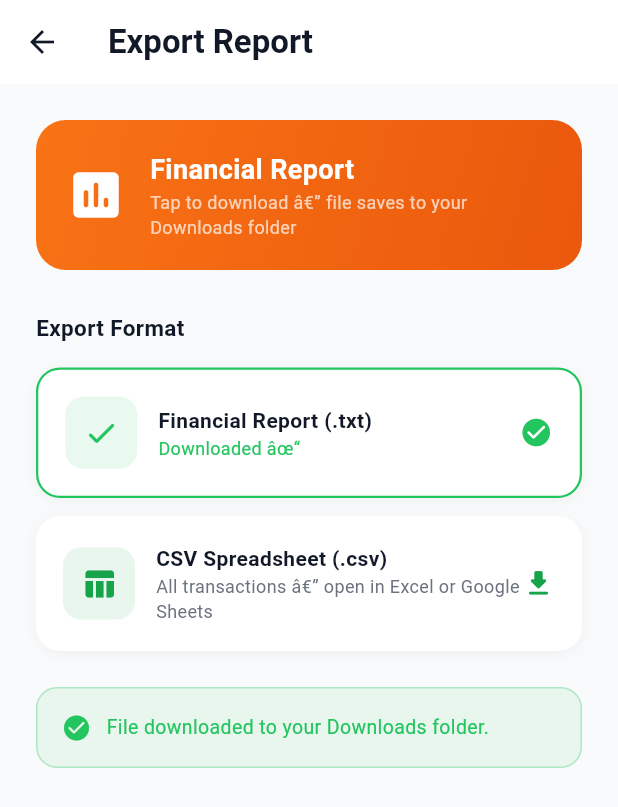
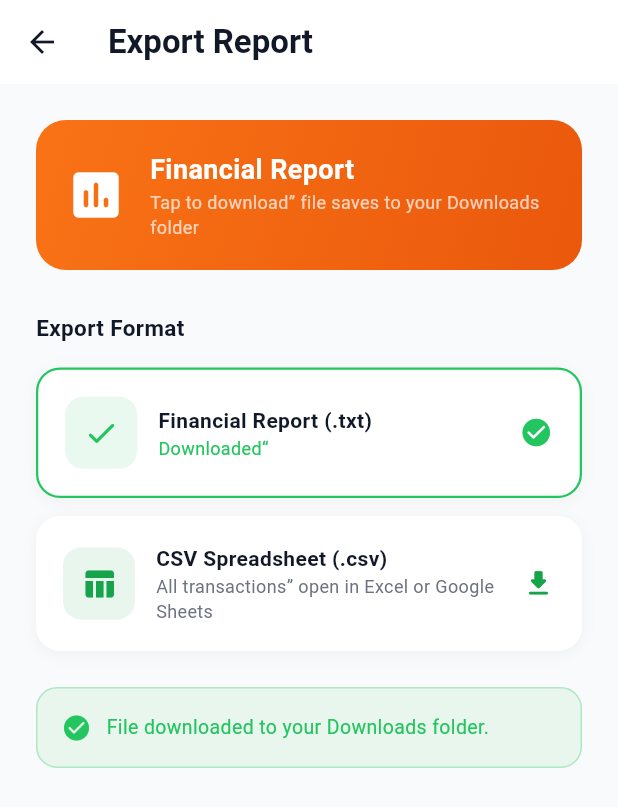
Before and after one commit to Edlawit-H/Equb-platform, a Flutter app: the ExportReportPage screen opened directly, after a tap on "Financial Report (.txt)", on a phone screen of 412 x 824 dp. Shown: the top 807 px of the screen. Run offline on Flutter 3.47's test engine with Material 3 defaults, Android fonts, the phone set to English and light mode, and no system bars; our stand-ins replace dio, fl_chart, flutter_riverpod, flutter_secure_storage; accounts and stored records are empty; Roboto replaces fonts that are missing (Poppins).

Commit message:
chore:clean up

```diff
--- a/Frontend/lib/features/reports/presentation/pages/export_report_page.dart
+++ b/Frontend/lib/features/reports/presentation/pages/export_report_page.dart
@@ -113,7 +113,7 @@ class _ExportReportPageState extends State<ExportReportPage> {
                                 color: Colors.white,
                                 fontSize: 18)),
                         Text(
-                            'Tap to download â€” file saves to your Downloads folder',
+                            'Tap to download” file saves to your Downloads folder',
                             style: TextStyle(
                                 fontFamily: 'Poppins',
                                 color: Colors.white70,
@@ -139,11 +139,11 @@ class _ExportReportPageState extends State<ExportReportPage> {
               icon: Icons.picture_as_pdf_rounded,
               title: 'Financial Report (.txt)',
               subtitle:
-                  'Full formatted transaction report â€” downloads instantly',
+                  'Full formatted transaction report” downloads instantly',
               color: AppTheme.error,
               loading: _loadingPdf,
               done: _pdfDone,
-              doneLabel: 'Downloaded âœ“',
+              doneLabel: 'Downloaded“',
               onTap: _loadingPdf ? null : _exportPdf,
             ),
 
@@ -153,11 +153,11 @@ class _ExportReportPageState extends State<ExportReportPage> {
             _ExportCard(
               icon: Icons.table_chart_rounded,
               title: 'CSV Spreadsheet (.csv)',
-              subtitle: 'All transactions â€” open in Excel or Google Sheets',
+              subtitle: 'All transactions” open in Excel or Google Sheets',
               color: AppTheme.secondary,
               loading: _loadingExcel,
               done: _excelDone,
-              doneLabel: 'Downloaded âœ“',
+              doneLabel: 'Downloaded“',
               onTap: _loadingExcel ? null : _exportExcel,
             ),
 
```
